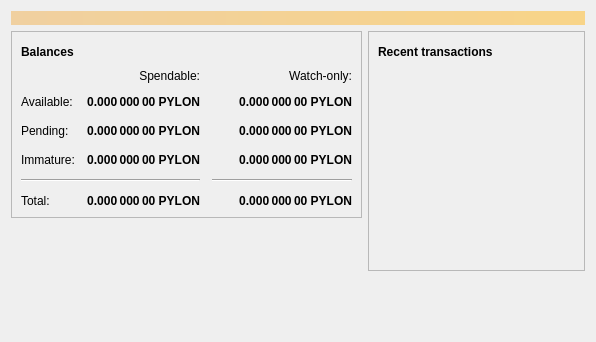
Qt form src/qt/forms/overviewpage.ui (pylondata/pyloncoin) before a commit.
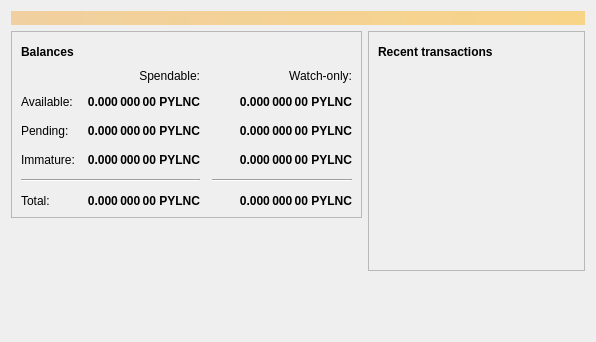
The same form after that commit. Icons and pictures are not drawn.

Diff of the .ui file:
```diff
--- a/src/qt/forms/overviewpage.ui
+++ b/src/qt/forms/overviewpage.ui
@@ -129,7 +129,7 @@
                <string>Unconfirmed transactions to watch-only addresses</string>
               </property>
               <property name="text">
-               <string notr="true">0.000 000 00 PYLON</string>
+               <string notr="true">0.000 000 00 PYLNC</string>
               </property>
               <property name="alignment">
                <set>Qt::AlignRight|Qt::AlignTrailing|Qt::AlignVCenter</set>
@@ -154,7 +154,7 @@
                <string>Total of transactions that have yet to be confirmed, and do not yet count toward the spendable balance</string>
               </property>
               <property name="text">
-               <string notr="true">0.000 000 00 PYLON</string>
+               <string notr="true">0.000 000 00 PYLNC</string>
               </property>
               <property name="alignment">
                <set>Qt::AlignRight|Qt::AlignTrailing|Qt::AlignVCenter</set>
@@ -179,7 +179,7 @@
                <string>Mined balance in watch-only addresses that has not yet matured</string>
               </property>
               <property name="text">
-               <string notr="true">0.000 000 00 PYLON</string>
+               <string notr="true">0.000 000 00 PYLNC</string>
               </property>
               <property name="alignment">
                <set>Qt::AlignRight|Qt::AlignTrailing|Qt::AlignVCenter</set>
@@ -237,7 +237,7 @@
                <string>Mined balance that has not yet matured</string>
               </property>
               <property name="text">
-               <string notr="true">0.000 000 00 PYLON</string>
+               <string notr="true">0.000 000 00 PYLNC</string>
               </property>
               <property name="alignment">
                <set>Qt::AlignRight|Qt::AlignTrailing|Qt::AlignVCenter</set>
@@ -282,7 +282,7 @@
                <string>Your current total balance</string>
               </property>
               <property name="text">
-               <string notr="true">0.000 000 00 PYLON</string>
+               <string notr="true">0.000 000 00 PYLNC</string>
               </property>
               <property name="alignment">
                <set>Qt::AlignRight|Qt::AlignTrailing|Qt::AlignVCenter</set>
@@ -307,7 +307,7 @@
                <string>Current total balance in watch-only addresses</string>
               </property>
               <property name="text">
-               <string notr="true">0.000 000 00 PYLON</string>
+               <string notr="true">0.000 000 00 PYLNC</string>
               </property>
               <property name="alignment">
                <set>Qt::AlignRight|Qt::AlignTrailing|Qt::AlignVCenter</set>
@@ -349,7 +349,7 @@
                <string>Your current spendable balance</string>
               </property>
               <property name="text">
-               <string notr="true">0.000 000 00 PYLON</string>
+               <string notr="true">0.000 000 00 PYLNC</string>
               </property>
               <property name="alignment">
                <set>Qt::AlignRight|Qt::AlignTrailing|Qt::AlignVCenter</set>
@@ -374,7 +374,7 @@
                <string>Your current balance in watch-only addresses</string>
               </property>
               <property name="text">
-               <string notr="true">0.000 000 00 PYLON</string>
+               <string notr="true">0.000 000 00 PYLNC</string>
               </property>
               <property name="alignment">
                <set>Qt::AlignRight|Qt::AlignTrailing|Qt::AlignVCenter</set>
```
